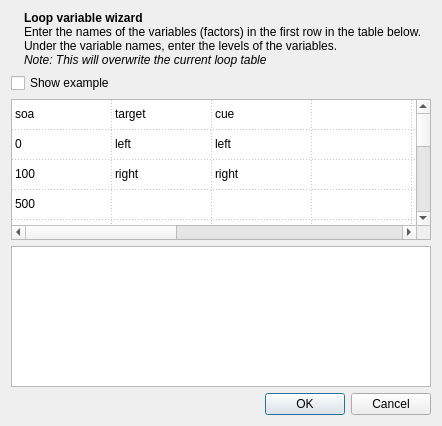
Old version of the form resources/ui/loop_wizard_dialog.ui in the repository open-cogsci/OpenSesame.
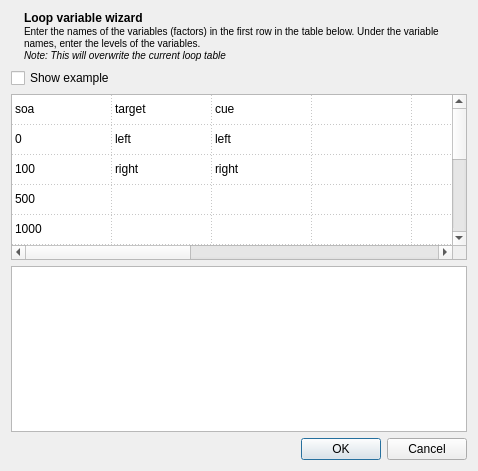
New version of the form. Icons and pictures are not drawn. Custom widgets are drawn as their Qt base class.

The edit to the form file:
```diff
--- a/resources/ui/loop_wizard_dialog.ui
+++ b/resources/ui/loop_wizard_dialog.ui
@@ -6,8 +6,8 @@
    <rect>
     <x>0</x>
     <y>0</y>
-    <width>442</width>
-    <height>426</height>
+    <width>478</width>
+    <height>471</height>
    </rect>
   </property>
   <property name="windowTitle">
@@ -39,13 +39,7 @@
       <item>
        <widget class="QLabel" name="label_2">
         <property name="text">
-         <string>&lt;!DOCTYPE HTML PUBLIC &quot;-//W3C//DTD HTML 4.0//EN&quot; &quot;http://www.w3.org/TR/REC-html40/strict.dtd&quot;&gt;
-&lt;html&gt;&lt;head&gt;&lt;meta name=&quot;qrichtext&quot; content=&quot;1&quot; /&gt;&lt;style type=&quot;text/css&quot;&gt;
-p, li { white-space: pre-wrap; }
-&lt;/style&gt;&lt;/head&gt;&lt;body style=&quot; font-family:'Ubuntu'; font-size:9pt; font-weight:400; font-style:normal;&quot;&gt;
-&lt;p style=&quot; margin-top:0px; margin-bottom:0px; margin-left:0px; margin-right:0px; -qt-block-indent:0; text-indent:0px;&quot;&gt;&lt;span style=&quot; font-weight:600;&quot;&gt;Loop variable wizard&lt;/span&gt;&lt;/p&gt;
-&lt;p style=&quot; margin-top:0px; margin-bottom:0px; margin-left:0px; margin-right:0px; -qt-block-indent:0; text-indent:0px;&quot;&gt;Enter the names of the variables (factors) in the first row in the table below. Under the variable names, enter the levels of the variables.&lt;/p&gt;
-&lt;p style=&quot; margin-top:0px; margin-bottom:0px; margin-left:0px; margin-right:0px; -qt-block-indent:0; text-indent:0px;&quot;&gt;&lt;span style=&quot; font-style:italic;&quot;&gt;Note: This will overwrite the current loop table&lt;/span&gt;&lt;/p&gt;&lt;/body&gt;&lt;/html&gt;</string>
+         <string>&lt;b&gt;Loop variable wizard&lt;/b&gt;&lt;br /&gt;&lt;small&gt;Enter the names of the variables (factors) in the first row in the table below. Under the variable names, enter the levels of the variables.&lt;br /&gt;&lt;i&gt;Note: This will overwrite the current loop table&lt;/i&gt;&lt;/small&gt;</string>
         </property>
         <property name="wordWrap">
          <bool>true</bool>
```
